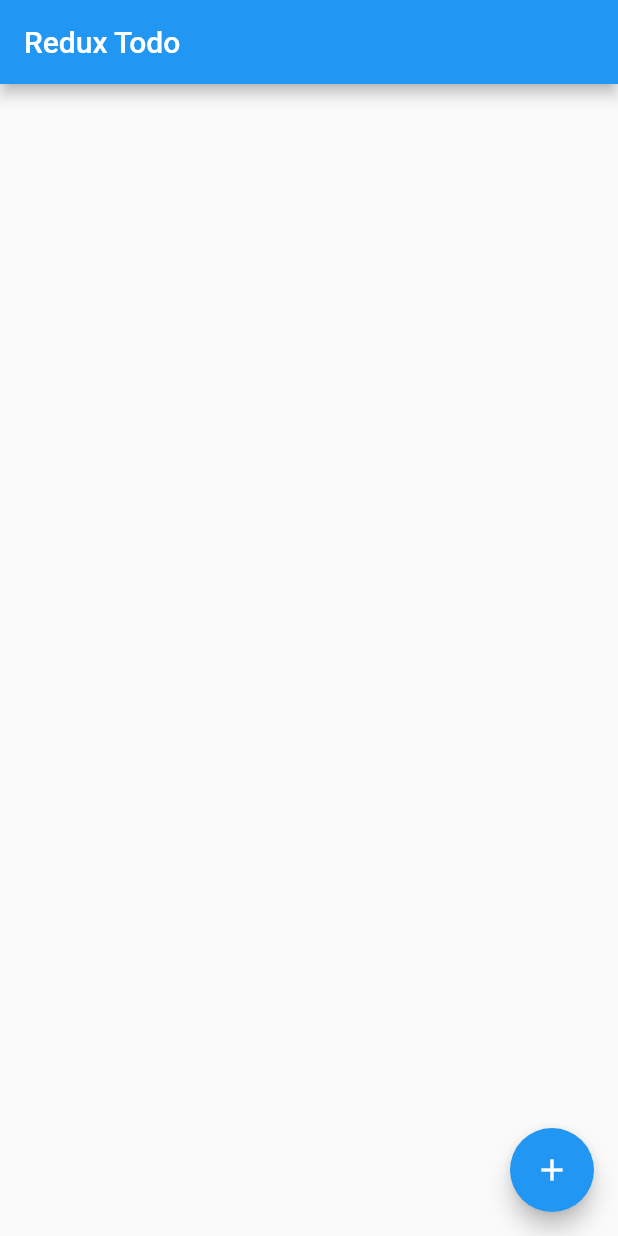
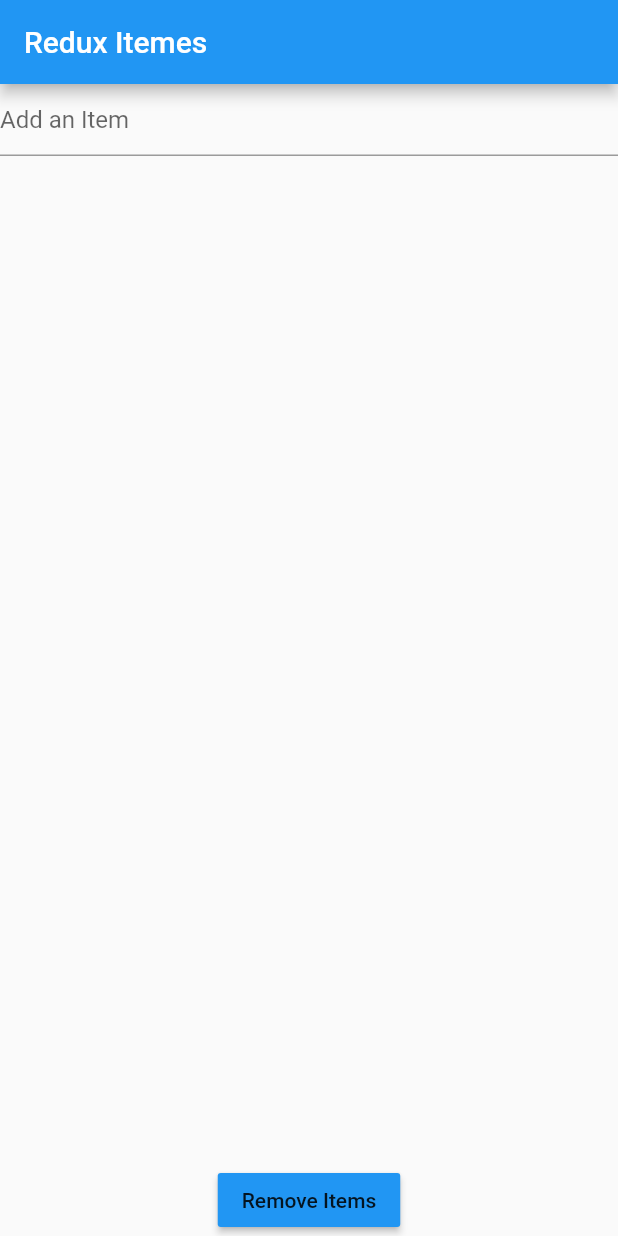
Before and after one commit to edzzn/Todo_flutter_redux, a Flutter app: the screen it shows after launch, on a phone screen of 412 x 824 dp. Run offline on Flutter 3.47's test engine with Material 2 defaults, Android fonts, the phone set to English and light mode, and no system bars; our stand-ins replace flutter_redux, redux.

Commit message:
VIewModel and access the store

```diff
--- a/lib/main.dart
+++ b/lib/main.dart
@@ -1,50 +1,151 @@
 import 'package:flutter/material.dart';
+
+import 'package:flutter_redux/flutter_redux.dart';
+import 'package:redux/redux.dart';
+
+import 'package:todo_redux/model/model.dart';
+import 'package:todo_redux/redux/actions.dart';
+import 'package:todo_redux/redux/reducers.dart';
 
 void main() => runApp(MyApp());
 
 class MyApp extends StatelessWidget {
   @override
   Widget build(BuildContext context) {
-    return MaterialApp(
-      title: 'Flutter Demo',
-      theme: ThemeData(
-        primarySwatch: Colors.blue,
+    final Store<AppState> store = Store<AppState>(
+      appStateReducer,
+      initialState: AppState.initialState(),
+    );
+
+    return StoreProvider<AppState>(
+      store: store,
+      child: MaterialApp(
+        title: 'Flutter Demo',
+        theme: ThemeData(
+          primarySwatch: Colors.blue,
+        ),
+        home: MyHomePage(),
       ),
-      home: MyHomePage(title: 'Redux Todo'),
     );
   }
 }
 
-class MyHomePage extends StatefulWidget {
-  MyHomePage({Key key, this.title}) : super(key: key);
-
-  final String title;
-
-  @override
-  _MyHomePageState createState() => _MyHomePageState();
-}
-
-class _MyHomePageState extends State<MyHomePage> {
-  int _counter = 0;
-
-  void _incrementCounter() {
-    setState(() {
-      _counter++;
-    });
-  }
-
+class MyHomePage extends StatelessWidget {
   @override
   Widget build(BuildContext context) {
     return Scaffold(
       appBar: AppBar(
-        title: Text(widget.title),
+        title: Text('Redux Itemes'),
       ),
-      body: Container(),
-      floatingActionButton: FloatingActionButton(
-        onPressed: _incrementCounter,
-        tooltip: 'Increment',
-        child: Icon(Icons.add),
+      body: StoreConnector<AppState, _ViewModel>(
+        converter: (Store<AppState> store) => _ViewModel.create(store),
+        builder: (BuildContext context, _ViewModel viewModel) => Column(
+          children: <Widget>[
+            AddItemWidget(viewModel),
+            Expanded(
+              child: ItemListWidget(viewModel),
+            ),
+            RemoveItemsButton(viewModel),
+          ],
+        ),
       ),
     );
   }
 }
+
+class AddItemWidget extends StatefulWidget {
+  final _ViewModel model;
+
+  AddItemWidget(this.model);
+
+  @override
+  AddItemWidgetState createState() => AddItemWidgetState();
+}
+
+class AddItemWidgetState extends State<AddItemWidget> {
+  final TextEditingController controller = TextEditingController();
+  @override
+  Widget build(BuildContext context) {
+    return TextField(
+      controller: controller,
+      decoration: InputDecoration(
+        hintText: 'Add an Item',
+      ),
+      onSubmitted: (String s) {
+        widget.model.onAddItem(s);
+        controller.text = '';
+      },
+    );
+  }
+}
+
+class ItemListWidget extends StatelessWidget {
+  final _ViewModel model;
+
+  ItemListWidget(this.model);
+  @override
+  Widget build(BuildContext context) {
+    return Column(
+        children: this
+            .model
+            .items
+            .map((item) => new ListTile(
+                  title: Text(item.body),
+                  leading: IconButton(
+                    icon: Icon(Icons.delete),
+                    onPressed: () => this.model.onRemoveItem(item),
+                  ),
+                ))
+            .toList());
+  }
+}
+
+class RemoveItemsButton extends StatelessWidget {
+  final _ViewModel model;
+
+  RemoveItemsButton(this.model);
+  @override
+  Widget build(BuildContext context) {
+    return RaisedButton(
+      color: Theme.of(context).accentColor,
+      child: Text('Remove Items'),
+      onPressed: () => this.model.onRemoveItems(),
+    );
+  }
+}
+
+// Connects the user interface to the store
+class _ViewModel {
+  final List<Item> items;
+  final Function(String) onAddItem;
+  final Function(Item) onRemoveItem;
+  final Function() onRemoveItems;
+
+  _ViewModel({
+    this.items,
+    this.onAddItem,
+    this.onRemoveItem,
+    this.onRemoveItems,
+  });
+
+  factory _ViewModel.create(Store<AppState> store) {
+    _onAddItem(String body) {
+      store.dispatch(AddItemAction(body));
+    }
+
+    _onRemoveItem(Item item) {
+      store.dispatch(RemoveItemAction(item));
+    }
+
+    _onRemoveItems() {
+      store.dispatch(RemoveItemsAction());
+    }
+
+    return _ViewModel(
+      items: store.state.items,
+      onAddItem: _onAddItem,
+      onRemoveItem: _onRemoveItem,
+      onRemoveItems: _onRemoveItems,
+    );
+  }
+}
--- a/lib/redux/reducers.dart
+++ b/lib/redux/reducers.dart
@@ -15,7 +15,7 @@ List<Item> itemReducer(List<Item> state, action) {
   }
 
   if (action is RemoveItemAction) {
-    return List.unmodifiable(List.from(state))..remove(action.item);
+    return List.unmodifiable(List.from(state)..remove(action.item));
   }
 
   if (action is RemoveItemsAction) {
```
Also changed, not shown: pubspec.yaml (+1 -6 lines), pubspec.lock.
